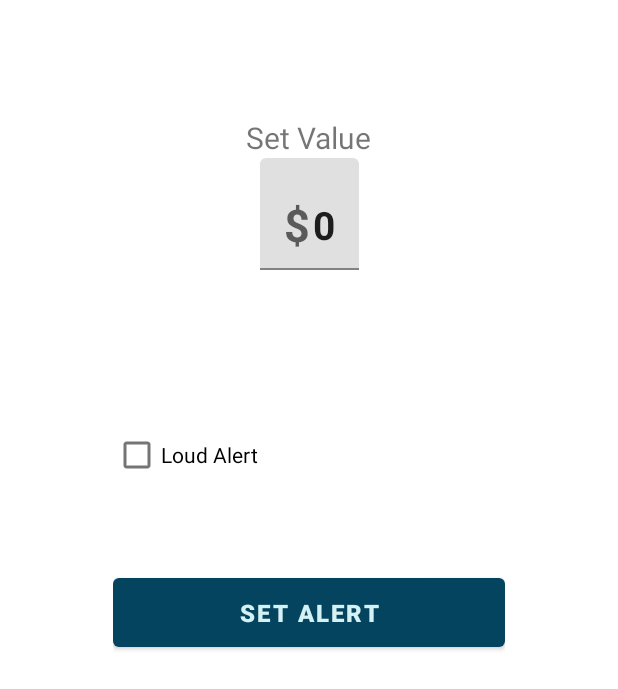
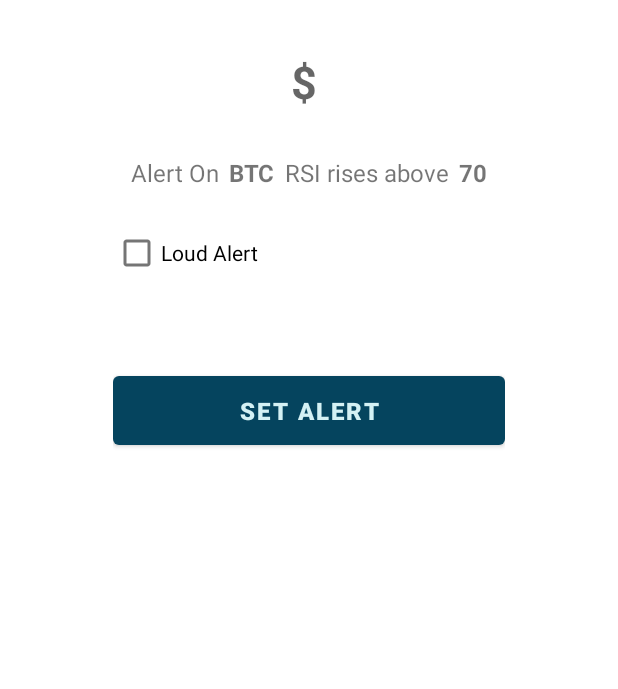
Before and after one commit to Flutter-Lab/CryptoCrystal, an Android app: the fragment SetValueFragment placed in its activity, on a phone screen of 412 x 824 dp. Shown: the top 689 px of the screen. Run offline under Robolectric (Android 15) with nearby library versions, the light colour scheme and no system bars; our stand-ins replace Volley; network calls fail.

Commit message:
Working on RSI Alert

```diff
--- a/app/src/main/java/com/zottz/cryptocrystal/SetAlertActivity/SelectAlertTypeFragment.java
+++ b/app/src/main/java/com/zottz/cryptocrystal/SetAlertActivity/SelectAlertTypeFragment.java
@@ -42,6 +42,10 @@ public class SelectAlertTypeFragment extends Fragment {
         alertTypeArrayList.add("Price drops to");
         alertTypeArrayList.add("1H change is over (%)");
         alertTypeArrayList.add("1H change is down (%)");
+        alertTypeArrayList.add("RSI rises above 70");
+        alertTypeArrayList.add("RSI drops to 30");
+
+
 
         //Initialize Array adapter for spinning list
         ArrayAdapter<String> adapter = new ArrayAdapter<String>(getContext(), android.R.layout.simple_list_item_1, alertTypeArrayList);
@@ -58,6 +62,7 @@ public class SelectAlertTypeFragment extends Fragment {
 
 //                int code = prefAlertTypeCode.getInt("alertTypeCode", 5);
 //                Log.i("AlertCode: ", code+"");
+
 
                 getActivity().getSupportFragmentManager().beginTransaction().replace(R.id.add_alert_fragment_container,
                         new SetValueFragment()).commit();
--- a/app/src/main/java/com/zottz/cryptocrystal/SetAlertActivity/SetValueFragment.java
+++ b/app/src/main/java/com/zottz/cryptocrystal/SetAlertActivity/SetValueFragment.java
@@ -11,6 +11,7 @@ import android.view.ViewGroup;
 import android.widget.Button;
 import android.widget.CheckBox;
 import android.widget.EditText;
+import android.widget.LinearLayout;
 import android.widget.TextView;
 import android.widget.Toast;
 
@@ -28,9 +29,10 @@ public class SetValueFragment extends Fragment {
     MainActivity mainActivity = new MainActivity();
 
     TextInputLayout valueInputLayout;
+    LinearLayout rsiTextLayout;
 
     EditText valueEditText;
-    TextView wrongInputTextView;
+    TextView wrongInputTextView, setValueTextView, rsiSymbolTextView, rsiValueTextView, rsiConditionTV;
     CheckBox loudAlertCheckBox;
     Button setAlertButton2;
 
@@ -50,8 +52,14 @@ public class SetValueFragment extends Fragment {
 
         valueEditText = view.findViewById(R.id.valueEditText);
         wrongInputTextView = view.findViewById(R.id.wrongInputTextView);
+        setValueTextView = view.findViewById(R.id.setValuetextView);
         loudAlertCheckBox = view.findViewById(R.id.loudAlertCheckBox);
         valueInputLayout = view.findViewById(R.id.valueInputLayout);
+        rsiTextLayout = view.findViewById(R.id.rsiTextLayout);
+        rsiSymbolTextView = view.findViewById(R.id.rsiSymbolTextView);
+        rsiValueTextView = view.findViewById(R.id.rsiValueTextView);
+        rsiConditionTV = view.findViewById(R.id.rsiConditionTV);
+
 
         prefAlertTypeCode = getContext().getSharedPreferences("alertTypeCode", Context.MODE_PRIVATE);
         selectedCoinCurrPrice = getContext().getSharedPreferences("selectedCoinCurrPrice", Context.MODE_PRIVATE);
@@ -77,9 +85,21 @@ public class SetValueFragment extends Fragment {
         if (alertCode < 2) {
             valueEditText.setText(String.valueOf(mainActivity.dynDF(currentPrice).format(currentPrice)));
             valueInputLayout.setPrefixText("$");
-        } else {
+        } else if (alertCode < 4){
             valueEditText.setText(String.valueOf(MainActivity.df2.format(pc24h)));
             valueInputLayout.setSuffixText("%");
+        } else {
+            valueEditText.setVisibility(View.GONE);
+            setValueTextView.setVisibility(View.GONE);
+            rsiTextLayout.setVisibility(View.VISIBLE);
+            rsiSymbolTextView.setText(alertSymbol);
+            if (alertCode == 4){
+                rsiConditionTV.setText("RSI rises above");
+                rsiValueTextView.setText("70");
+            } else {
+                rsiConditionTV.setText("RSI drops to");
+                rsiValueTextView.setText("30");
+            }
         }
 
 
@@ -144,6 +164,14 @@ public class SetValueFragment extends Fragment {
                             wrongInputTextView.setVisibility(View.VISIBLE);
                         }
                         break;
+                    case 4:
+                        alertTypeText = "RSI above";
+                        saveAlertAndClose();
+                        break;
+                    case 5:
+                        alertTypeText = "RSI below";
+                        saveAlertAndClose();
+                        break;
                 }
 
                 //gotoAlertList();
--- a/app/src/main/res/layout/fragment_set_value.xml
+++ b/app/src/main/res/layout/fragment_set_value.xml
@@ -12,6 +12,7 @@
         android:id="@+id/setValuetextView"
         android:layout_width="wrap_content"
         android:layout_height="wrap_content"
+        android:visibility="gone"
         android:layout_marginTop="68dp"
         android:text="Set Value"
         android:textSize="20sp"
@@ -36,6 +37,7 @@
             android:id="@+id/valueEditText"
             android:layout_width="wrap_content"
             android:layout_height="wrap_content"
+            android:visibility="gone"
             android:inputType="numberDecimal"
             android:text="00.00"
             android:textSize="26sp"
@@ -46,6 +48,53 @@
 
     </com.google.android.material.textfield.TextInputLayout>
 
+    <LinearLayout
+        android:id="@+id/rsiTextLayout"
+        android:layout_width="wrap_content"
+        android:layout_height="wrap_content"
+        android:layout_marginVertical="10dp"
+        android:orientation="horizontal"
+        app:layout_constraintBottom_toTopOf="@+id/loudAlertCheckBox"
+        app:layout_constraintEnd_toEndOf="parent"
+        app:layout_constraintStart_toStartOf="parent"
+        app:layout_constraintTop_toBottomOf="@+id/valueInputLayout">
+
+        <TextView
+            android:id="@+id/textView"
+            android:layout_width="wrap_content"
+            android:layout_height="wrap_content"
+            android:layout_margin="3dp"
+            android:text="Alert On"
+            android:textSize="16sp" />
+
+        <TextView
+            android:id="@+id/rsiSymbolTextView"
+            android:layout_width="wrap_content"
+            android:layout_height="wrap_content"
+            android:layout_margin="3dp"
+            android:text="BTC"
+            android:textSize="16sp"
+            android:textStyle="bold" />
+
+        <TextView
+            android:id="@+id/rsiConditionTV"
+            android:layout_width="wrap_content"
+            android:layout_height="wrap_content"
+            android:layout_margin="3dp"
+            android:text="RSI rises above"
+            android:textSize="16sp" />
+
+        <TextView
+            android:id="@+id/rsiValueTV"
+            android:layout_width="wrap_content"
+            android:layout_height="wrap_content"
+            android:layout_margin="3dp"
+            android:text="70"
+            android:textSize="16sp"
+            android:textStyle="bold" />
+
+    </LinearLayout>
+
 
     <TextView
         android:id="@+id/wrongInputTextView"
@@ -54,7 +103,7 @@
         android:layout_marginTop="20dp"
         android:text="Wrong Input"
         android:textColor="#E61212"
-        android:visibility="invisible"
+        android:visibility="gone"
         app:layout_constraintEnd_toEndOf="parent"
         app:layout_constraintHorizontal_bias="0.179"
         app:layout_constraintStart_toStartOf="parent"
@@ -87,4 +136,6 @@
         app:layout_constraintTop_toBottomOf="@+id/loudAlertCheckBox" />
 
 
+
+
 </androidx.constraintlayout.widget.ConstraintLayout>
```
